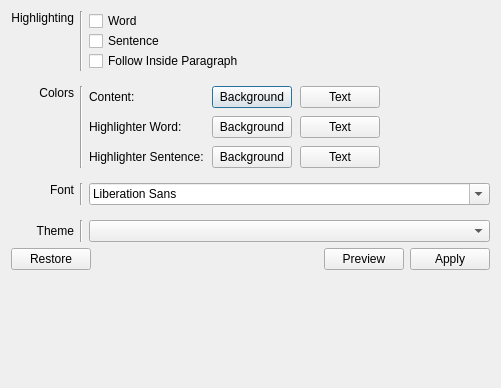
Qt form src/forms/color_settings.ui (DinoZAR/CentralAccessReader) before a commit.
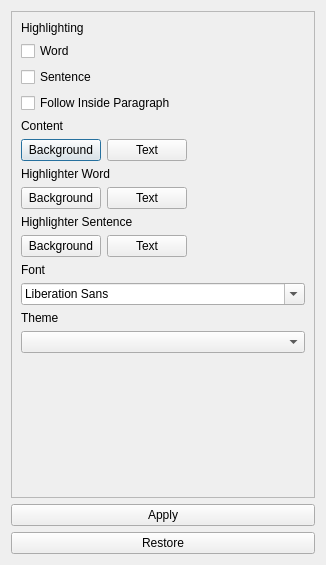
The same form after that commit. Icons and pictures are not drawn.

Commit message: Restore buttons on the settings pages now only reset values that the settings pane reveals.

```diff
--- a/src/forms/color_settings.ui
+++ b/src/forms/color_settings.ui
@@ -6,8 +6,8 @@
    <rect>
     <x>0</x>
     <y>0</y>
-    <width>501</width>
-    <height>388</height>
+    <width>326</width>
+    <height>565</height>
    </rect>
   </property>
   <property name="windowTitle">
@@ -17,41 +17,67 @@
    <iconset resource="resource.qrc">
     <normaloff>:/classic/icons/color_settings_classic.png</normaloff>:/classic/icons/color_settings_classic.png</iconset>
   </property>
+  <layout class="QVBoxLayout" name="verticalLayout_9">
+   <item>
+    <widget class="QScrollArea" name="scrollArea">
+     <property name="horizontalScrollBarPolicy">
+      <enum>Qt::ScrollBarAlwaysOff</enum>
+     </property>
+     <property name="widgetResizable">
+      <bool>true</bool>
+     </property>
+     <widget class="QWidget" name="scrollAreaWidgetContents">
+      <property name="geometry">
+       <rect>
+        <x>0</x>
+        <y>0</y>
+        <width>306</width>
+        <height>485</height>
+       </rect>
+      </property>
+      <layout class="QVBoxLayout" name="verticalLayout_8">
+       <item>
+        <layout class="QVBoxLayout" name="verticalLayout">
+         <item>
+          <widget class="QLabel" name="label_8">
+           <property name="text">
+            <string>Highlighting</string>
+           </property>
+          </widget>
+         </item>
+         <item>
+          <widget class="QCheckBox" name="enableHTextCheckBox">
+           <property name="text">
+            <string>Word</string>
+           </property>
+          </widget>
+         </item>
+         <item>
+          <widget class="QCheckBox" name="enableHLineCheckBox">
+           <property name="text">
+            <string>Sentence</string>
+           </property>
+          </widget>
+         </item>
+         <item>
+          <widget class="QCheckBox" name="followInsideParagraphCheckBox">
+           <property name="text">
+            <string>Follow Inside Paragraph</string>
+           </property>
+          </widget>
+         </item>
+        </layout>
+       </item>
+       <item>
   <layout class="QVBoxLayout" name="verticalLayout_2">
    <item>
-    <layout class="QGridLayout" name="gridLayout_3" rowstretch="0,0,0,0">
-     <property name="verticalSpacing">
-      <number>15</number>
-     </property>
-     <item row="3" column="0">
-      <widget class="QLabel" name="label_2">
-       <property name="text">
-        <string>Theme</string>
-       </property>
-       <property name="alignment">
-        <set>Qt::AlignRight|Qt::AlignTrailing|Qt::AlignVCenter</set>
-       </property>
-      </widget>
-     </item>
-     <item row="1" column="2">
-      <layout class="QFormLayout" name="formLayout">
-       <property name="fieldGrowthPolicy">
-        <enum>QFormLayout::AllNonFixedFieldsGrow</enum>
-       </property>
-       <property name="horizontalSpacing">
-        <number>8</number>
-       </property>
-       <property name="verticalSpacing">
-        <number>8</number>
-       </property>
-       <item row="0" column="0">
         <widget class="QLabel" name="label_6">
          <property name="text">
-          <string>Content:</string>
+            <string>Content</string>
          </property>
         </widget>
        </item>
-       <item row="0" column="1">
+         <item>
         <layout class="QHBoxLayout" name="horizontalLayout_3">
          <item>
           <widget class="QPushButton" name="contentBackgroundButton">
@@ -82,14 +108,18 @@
          </item>
         </layout>
        </item>
-       <item row="1" column="0">
+        </layout>
+       </item>
+       <item>
+        <layout class="QVBoxLayout" name="verticalLayout_3">
+         <item>
         <widget class="QLabel" name="label_4">
          <property name="text">
-          <string>Highlighter Word:</string>
+            <string>Highlighter Word</string>
          </property>
         </widget>
        </item>
-       <item row="1" column="1">
+         <item>
         <layout class="QHBoxLayout" name="horizontalLayout_4">
          <item>
           <widget class="QPushButton" name="highlighterBackgroundButton">
@@ -120,14 +150,18 @@
          </item>
         </layout>
        </item>
-       <item row="2" column="0">
+        </layout>
+       </item>
+       <item>
+        <layout class="QVBoxLayout" name="verticalLayout_4">
+         <item>
         <widget class="QLabel" name="label_5">
          <property name="text">
-          <string>Highlighter Sentence:</string>
+            <string>Highlighter Sentence</string>
          </property>
         </widget>
        </item>
-       <item row="2" column="1">
+         <item>
         <layout class="QHBoxLayout" name="horizontalLayout_5">
          <item>
           <widget class="QPushButton" name="highlighterLineBackgroundButton">
@@ -160,129 +194,53 @@
        </item>
       </layout>
      </item>
-     <item row="0" column="2">
-      <layout class="QVBoxLayout" name="verticalLayout">
        <item>
-        <widget class="QCheckBox" name="enableHTextCheckBox">
-         <property name="text">
-          <string>Word</string>
-         </property>
-        </widget>
-       </item>
+        <layout class="QVBoxLayout" name="verticalLayout_5">
        <item>
-        <widget class="QCheckBox" name="enableHLineCheckBox">
-         <property name="text">
-          <string>Sentence</string>
-         </property>
-        </widget>
-       </item>
-       <item>
-        <widget class="QCheckBox" name="followInsideParagraphCheckBox">
-         <property name="text">
-          <string>Follow Inside Paragraph</string>
-         </property>
-        </widget>
-       </item>
-      </layout>
-     </item>
-     <item row="0" column="1">
-      <widget class="Line" name="line_3">
-       <property name="orientation">
-        <enum>Qt::Vertical</enum>
-       </property>
-      </widget>
-     </item>
-     <item row="1" column="0">
-      <widget class="QLabel" name="label_7">
-       <property name="text">
-        <string>Colors</string>
-       </property>
-       <property name="alignment">
-        <set>Qt::AlignRight|Qt::AlignTop|Qt::AlignTrailing</set>
-       </property>
-      </widget>
-     </item>
-     <item row="1" column="1">
-      <widget class="Line" name="line_4">
-       <property name="orientation">
-        <enum>Qt::Vertical</enum>
-       </property>
-      </widget>
-     </item>
-     <item row="3" column="2">
-      <widget class="QComboBox" name="themeComboBox"/>
-     </item>
-     <item row="3" column="1">
-      <widget class="Line" name="line_2">
-       <property name="orientation">
-        <enum>Qt::Vertical</enum>
-       </property>
-      </widget>
-     </item>
-     <item row="0" column="0">
-      <widget class="QLabel" name="label_8">
-       <property name="text">
-        <string>Highlighting</string>
-       </property>
-       <property name="alignment">
-        <set>Qt::AlignRight|Qt::AlignTop|Qt::AlignTrailing</set>
-       </property>
-      </widget>
-     </item>
-     <item row="2" column="0">
       <widget class="QLabel" name="label_9">
        <property name="text">
         <string>Font</string>
        </property>
-       <property name="alignment">
-        <set>Qt::AlignRight|Qt::AlignTop|Qt::AlignTrailing</set>
-       </property>
-      </widget>
-     </item>
-     <item row="2" column="1">
-      <widget class="Line" name="line_5">
-       <property name="orientation">
-        <enum>Qt::Vertical</enum>
-       </property>
-      </widget>
-     </item>
-     <item row="2" column="2">
+          </widget>
+         </item>
+         <item>
       <widget class="QFontComboBox" name="fontComboBox"/>
      </item>
     </layout>
    </item>
    <item>
-    <layout class="QHBoxLayout" name="horizontalLayout">
+        <layout class="QVBoxLayout" name="verticalLayout_6">
      <item>
-      <widget class="QPushButton" name="restoreButton">
-       <property name="toolTip">
-        <string>Restores settings to what they were when you opened the window</string>
-       </property>
+          <widget class="QLabel" name="label_2">
        <property name="text">
-        <string>Restore</string>
+            <string>Theme</string>
        </property>
       </widget>
      </item>
      <item>
-      <spacer name="horizontalSpacer">
+          <widget class="QComboBox" name="themeComboBox"/>
+         </item>
+        </layout>
+       </item>
+       <item>
+        <spacer name="verticalSpacer">
        <property name="orientation">
-        <enum>Qt::Horizontal</enum>
+          <enum>Qt::Vertical</enum>
        </property>
        <property name="sizeHint" stdset="0">
         <size>
-         <width>40</width>
-         <height>20</height>
+           <width>20</width>
+           <height>40</height>
         </size>
        </property>
       </spacer>
      </item>
-     <item>
-      <widget class="QPushButton" name="previewButton">
-       <property name="text">
-        <string>Preview</string>
-       </property>
-      </widget>
-     </item>
+      </layout>
+     </widget>
+    </widget>
+   </item>
+   <item>
+    <layout class="QVBoxLayout" name="verticalLayout_7">
      <item>
       <widget class="QPushButton" name="applyButton">
        <property name="toolTip">
@@ -299,20 +257,17 @@
        </property>
       </widget>
      </item>
-    </layout>
-   </item>
    <item>
-    <spacer name="verticalSpacer">
-     <property name="orientation">
-      <enum>Qt::Vertical</enum>
-     </property>
-     <property name="sizeHint" stdset="0">
-      <size>
-       <width>20</width>
-       <height>40</height>
-      </size>
-     </property>
-    </spacer>
+      <widget class="QPushButton" name="restoreButton">
+       <property name="toolTip">
+        <string>Restores settings to their default values</string>
+       </property>
+       <property name="text">
+        <string>Restore</string>
+       </property>
+      </widget>
+     </item>
+    </layout>
    </item>
   </layout>
  </widget>
```
Left out of the diff: 7 changed lines with no effect on the pictures. Lines whose indentation alone changed are shown as unchanged. The commit also changes 5 other files.
